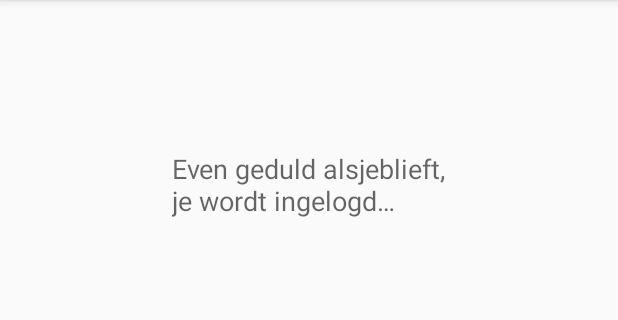
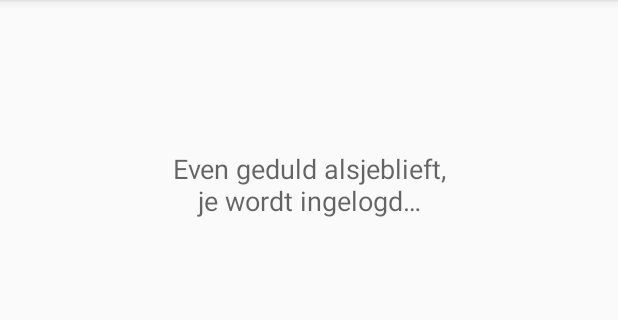
Before and after one commit to GoGoris/Health-tips, an Android app: the screen it shows after launch (LoginActivity), on a phone screen of 412 x 824 dp, the part 84-404 px from its top. Run offline under Robolectric (Android 15) with nearby library versions, the phone set to English and light mode, and no system bars; 8 statements that could not run were skipped.

Commit message:
center gravity

```diff
--- a/app/src/main/res/layout/activity_login.xml
+++ b/app/src/main/res/layout/activity_login.xml
@@ -14,5 +14,6 @@
         android:id="@+id/lblTitle"
         android:layout_alignParentTop="true"
         android:layout_centerHorizontal="true"
-        android:layout_marginTop="84dp" />
+        android:layout_marginTop="84dp"
+        android:gravity="center_horizontal" />
 </RelativeLayout>
```
